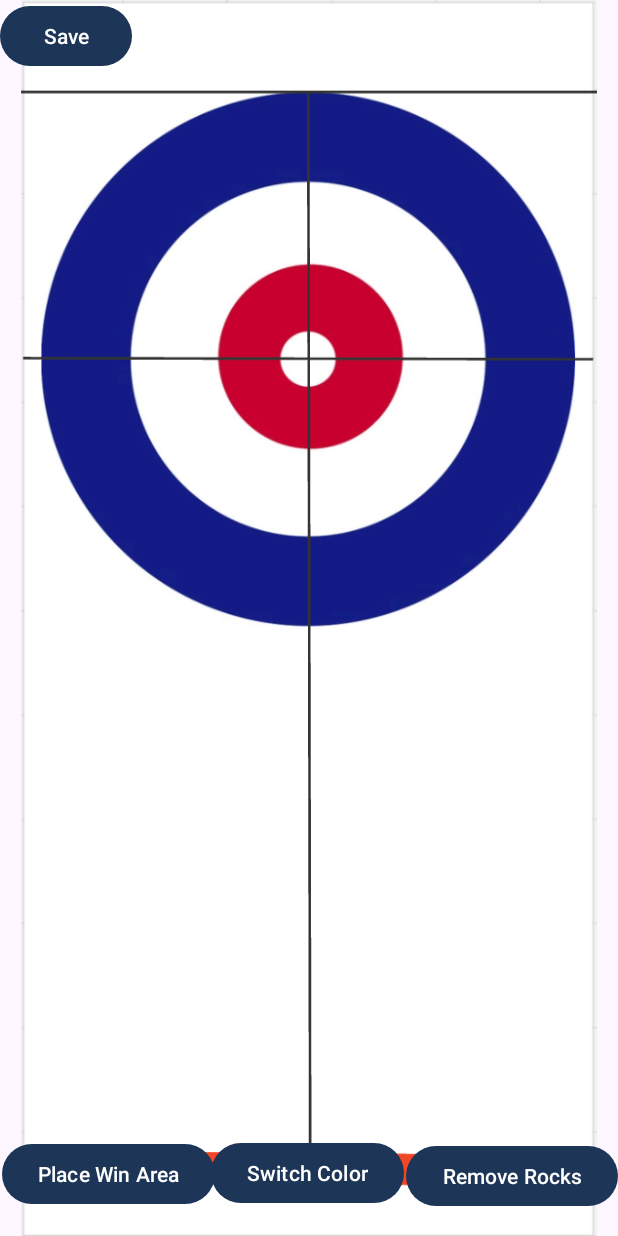
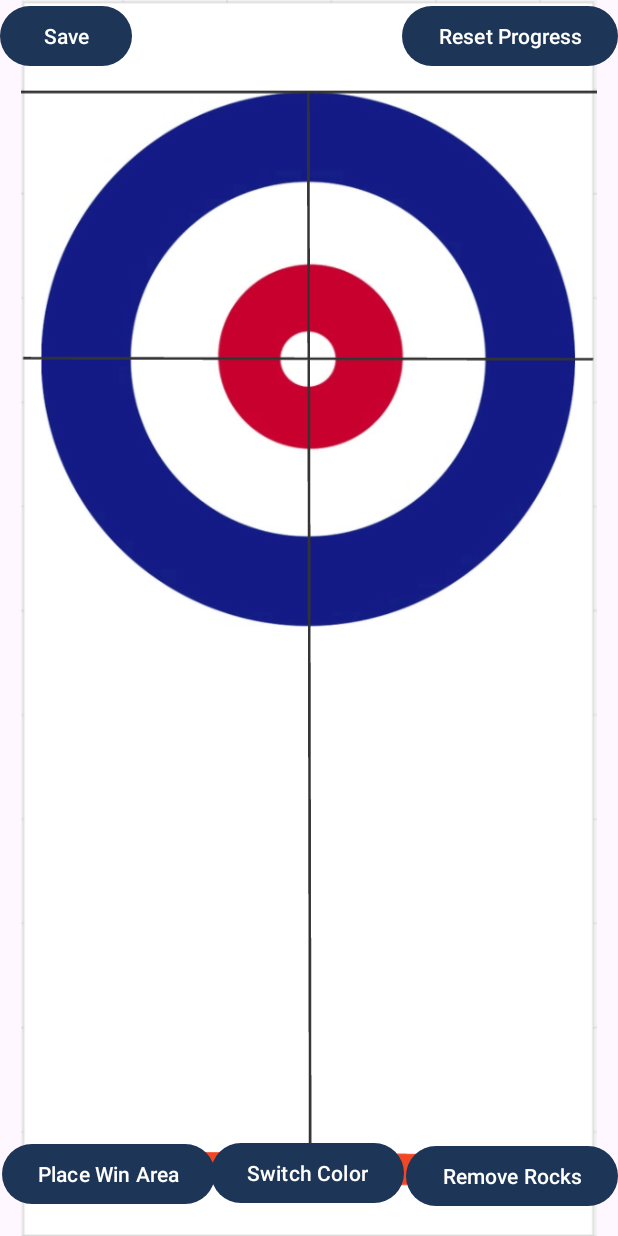
Before and after one commit to JamieStewart4/CS2063-project, an Android app: the PuzzleCreator screen opened directly, with no data from a screen before it, on a phone screen of 412 x 824 dp. Run offline under Robolectric (Android 15) with nearby library versions, the phone set to English and light mode, and no system bars.

Commit message:
Level 6, reset progress button

```diff
--- a/app/src/main/java/com/example/curlingclubchampions/PuzzleMode.kt
+++ b/app/src/main/java/com/example/curlingclubchampions/PuzzleMode.kt
@@ -88,6 +88,7 @@ class PuzzleMode: AppCompatActivity() {
             3 -> R.raw.level_3
             4 -> R.raw.level_4
             5 -> R.raw.level_5
+            6 -> R.raw.level_6
             //ADD LEVELS AS WE CREATE THEM LIKE ABOVE
             else -> {
                 Log.e("PuzzleMode", "No JSON file mapped for puzzle ID: $puzzleId")
--- a/app/src/main/res/layout/puzzle_creator.xml
+++ b/app/src/main/res/layout/puzzle_creator.xml
@@ -48,6 +48,12 @@
         android:layout_marginBottom="17dp"
         android:text="@string/place_win_area" />
 
+    <Button
+        android:id="@+id/reset_all_progress"
+        android:layout_width="wrap_content"
+        android:layout_height="wrap_content"
+        android:layout_alignParentEnd="true"
+        android:text="Reset Progress" />
 
 
 </RelativeLayout>
--- a/app/src/main/res/raw/level_5.json
+++ b/app/src/main/res/raw/level_5.json
@@ -4,7 +4,8 @@
     {
       "colour":"RED",
       "x":279.0,
-      "y":1363.0},
+      "y":1363.0
+    },
     {
       "colour":"YELLOW",
       "x":216.0,
```
Also changed, not shown: app/src/main/java/com/example/curlingclubchampions/PuzzleCreator.kt (+16 -0 lines), app/src/main/res/raw/level_6.json (added, +32 -0 lines).
